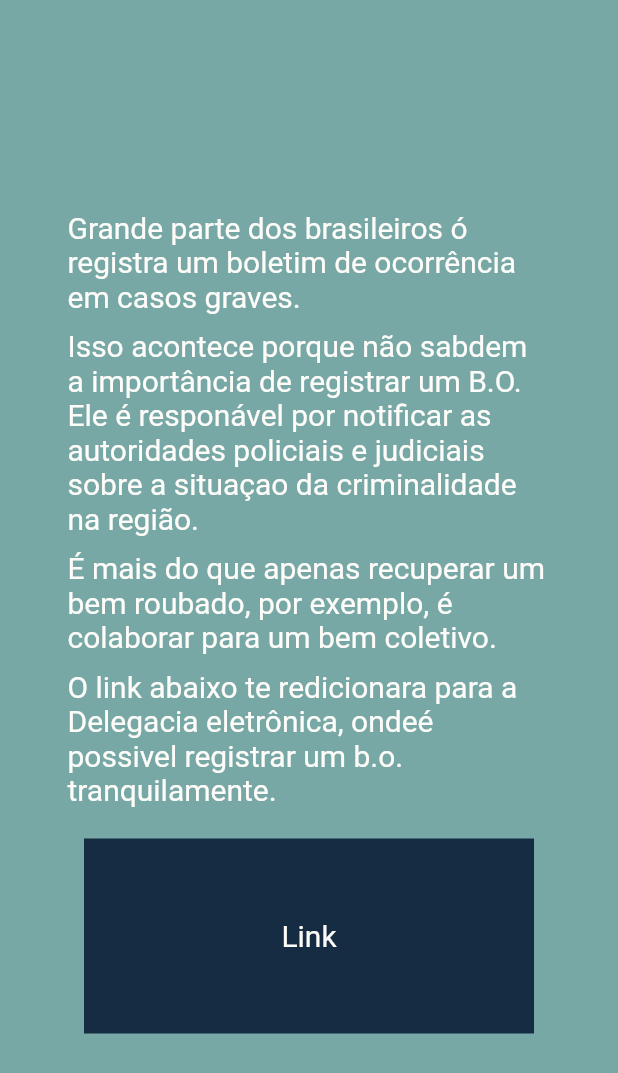
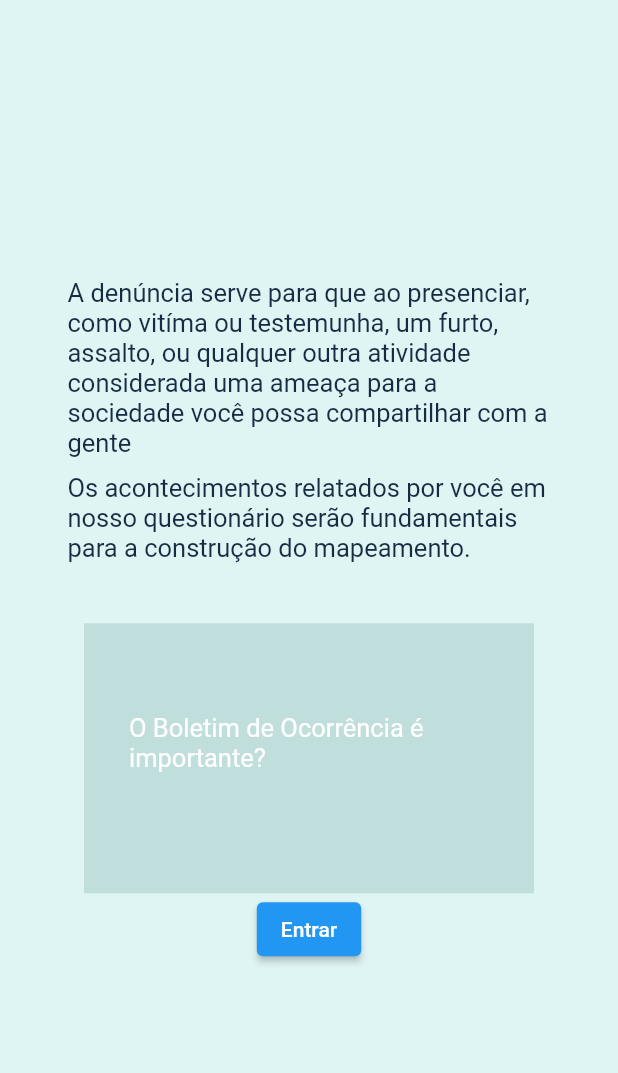
Before and after one commit to lavianii/Tcc-Front-End, a Flutter app: the screen it shows after launch, on a phone screen of 412 x 824 dp. Shown: the top 1073 px of the screen. Run offline on Flutter 3.47's test engine with Material 2 defaults, Android fonts, the phone set to English and light mode, and no system bars.

Commit message:
Tela Boletim de ocorrencia v2, Tela denuncia v1

```diff
--- /dev/null
+++ b/flutter_application/lib/components/TelaBoletimDeOcorrencia.dart
@@ -0,0 +1,56 @@
+import 'package:flutter/material.dart';
+import 'package:flutter_application/components/templates/Paragrafo.dart';
+import 'package:flutter_application/components/templates/Cards.dart';
+import 'package:flutter_application/components/templates/TextoCardsDeInfo.dart';
+
+class TelaBoletimDeOcorrencia extends StatelessWidget {
+  const TelaBoletimDeOcorrencia({
+    Key? key,
+  }) : super(key: key);
+
+  @override
+  Widget build(BuildContext context) {
+    return (Scaffold(
+      backgroundColor: const Color(0xffDFF5F4),
+      body: Padding(
+        padding: const EdgeInsets.fromLTRB(45, 15, 45, 0),
+        child: Column(
+          mainAxisAlignment: MainAxisAlignment.center,
+          children: const [
+            Paragrafo(
+              texto: 'Grande parte dos brasileiros só registra um boletim de ocorrência em casos graves.',
+              padding:  5),
+
+            Paragrafo(
+              texto: 'Isso acontece porque não sabem a importância de registrar um B.O. Ele é responável por notificar as autoridades policiais e judiciais sobre a situação da criminalidade na região.',
+              padding: 5),
+
+            Paragrafo(
+              texto: 'É mais do que apenas recuperar um bem roubado, por exemplo, é colaborar para um bem coletivo.',
+              padding: 5),
+
+            Paragrafo(
+              texto: 'O link abaixo te redicionara para a Delegacia eletrônica, onde é possivel registrar um b.o. tranquilamente.',
+              padding: 5),
+
+            Cards(
+              width: 300,
+              height: 180,
+              color: 0xff77A8A6,
+              opacity: 0.30,
+              marginLeft: 0,
+              marginBottom: 0,
+              marginRight: 0,
+              marginTop: 35,
+              paddingLeft: 30,
+              paddingTop: 60,
+              paddingRight: 30,
+              paddingBottom:60 ,
+              child: TextoCardsDeInfo(texto: 'Link')
+            )
+          ],
+        ),
+      ),
+    ));
+  }
+}
--- /dev/null
+++ b/flutter_application/lib/components/TelaDenuncia.dart
@@ -0,0 +1,51 @@
+
+import 'package:flutter/material.dart';
+import 'package:flutter_application/components/templates/Paragrafo.dart';
+import 'package:flutter_application/components/templates/Cards.dart';
+import 'package:flutter_application/components/templates/TextoCardsDeInfo.dart';
+import 'templates/EntrarBotao.dart';
+
+class TelaDenuncia extends StatelessWidget {
+  const TelaDenuncia({
+    Key? key,
+  }) : super(key: key);
+
+  @override
+  Widget build(BuildContext context) {
+    return (Scaffold(
+      backgroundColor: const Color(0xffDFF5F4),
+      body: Padding(
+        padding: const EdgeInsets.fromLTRB(45, 0, 45, 0),
+        child: Column(
+          mainAxisAlignment: MainAxisAlignment.center,
+          children: const [
+            Paragrafo(
+              texto: 'A denúncia serve para que ao presenciar, como vitíma ou testemunha, um furto, assalto, ou qualquer outra atividade considerada uma ameaça para a sociedade você possa compartilhar com a gente',
+              padding:  5),
+
+            Paragrafo(
+              texto: 'Os acontecimentos relatados por você em nosso questionário serão fundamentais para a construção do mapeamento.',
+              padding: 5),
+
+            Cards(
+              width: 300,
+              height: 180,
+              color: 0xff77A8A6,
+              opacity: 0.30,
+              marginLeft: 0,
+              marginBottom: 0,
+              marginRight: 0,
+              marginTop: 35,
+              paddingLeft: 30,
+              paddingTop: 60,
+              paddingRight: 30,
+              paddingBottom:60 ,
+              child: TextoCardsDeInfo(texto: 'O Boletim de Ocorrência é importante?'),
+              ),
+              EntrarBotao()
+          ],
+        ),
+      ),
+    ));
+  }
+}
--- a/flutter_application/lib/components/templates/Cards.dart
+++ b/flutter_application/lib/components/templates/Cards.dart
@@ -9,15 +9,18 @@ class Cards extends StatelessWidget {
    final double marginTop;
    final double marginRight;
    final double marginBottom;
+   final double paddingLeft;
+   final double paddingTop;
+   final double paddingRight;
+   final double paddingBottom;
    final Widget child;
-   final double alignmentX;
-   final double alignmentY;
-
+   final double opacity;
 
   const Cards({Key? key, required this.width, required this.height,required this.color,
             required this.marginLeft, required this.marginTop,required this.marginRight,
-              required this.marginBottom,required this.child,required this.alignmentX, required this.alignmentY}) : super(key: key);
-
+              required this.marginBottom,required this.paddingLeft,required this.paddingTop,
+              required this.paddingRight, required this.paddingBottom,required this.child,
+              required this.opacity,}) : super(key: key);
 
   @override
   Widget build(BuildContext context) {
@@ -25,9 +28,9 @@ class Cards extends StatelessWidget {
         Container(
           width: width,
           height: height,
-          color: Color(color),
+          color: Color(color).withOpacity(opacity),
           margin: EdgeInsets.fromLTRB(marginLeft, marginTop, marginRight, marginBottom),
-          alignment: Alignment(alignmentX,alignmentY),
+          padding: EdgeInsets.fromLTRB(paddingLeft,paddingTop,paddingRight,paddingBottom),
           child: child,
       )
     );
--- a/flutter_application/lib/components/templates/Paragrafo.dart
+++ b/flutter_application/lib/components/templates/Paragrafo.dart
@@ -4,8 +4,8 @@ class Paragrafo extends StatelessWidget {
 
    final String texto;
    final double padding;
+
   const Paragrafo({Key? key, required this.texto, required this.padding}) : super(key: key);
-
 
   @override
   Widget build(BuildContext context) {
@@ -15,8 +15,8 @@ class Paragrafo extends StatelessWidget {
               child: Text(
                   texto,
                   style: const TextStyle(
-                    color: Color(0xfffdfcf9),
-                    fontSize:  20,
+                    color: Color(0xff152C42),
+                    fontSize:  17,
                   )
                 ),
             )
--- /dev/null
+++ b/flutter_application/lib/components/templates/TextoCardsDeInfo.dart
@@ -0,0 +1,22 @@
+import 'package:flutter/material.dart';
+
+
+
+class TextoCardsDeInfo extends StatelessWidget {
+
+  final String texto;
+  const TextoCardsDeInfo({Key? key, required this.texto}) : super(key: key);
+
+  @override
+  Widget build(BuildContext context) {
+    return (Text(
+            texto,
+            style: const  TextStyle(
+                color: Color(0xffffffff),
+                fontSize:  17,
+        )
+      )
+    );
+
+  }
+}
--- a/flutter_application/lib/components/textoBoletim.dart
+++ /dev/null
@@ -1,55 +0,0 @@
-import 'package:flutter/material.dart';
-import 'package:flutter_application/components/templates/Paragrafo.dart';
-import 'package:flutter_application/components/templates/Cards.dart';
-
-class TextoBoletim extends StatelessWidget {
-  const TextoBoletim({
-    Key? key,
-  }) : super(key: key);
-
-  @override
-  Widget build(BuildContext context) {
-    return (Scaffold(
-      backgroundColor: const Color.fromRGBO(119, 168, 166, 1.0),
-      body: Padding(
-        padding: const EdgeInsets.symmetric(horizontal: 45, vertical: 100),
-        child: Column(
-          mainAxisAlignment: MainAxisAlignment.center,
-          children: const [
-            Paragrafo(
-              texto: 'Grande parte dos brasileiros ó registra um boletim de ocorrência em casos graves.',
-              padding:  5),
-
-            Paragrafo(
-              texto: 'Isso acontece porque não sabdem a importância de registrar um B.O. Ele é responável por notificar as autoridades policiais e judiciais sobre a situaçao da criminalidade na região.',
-              padding: 5),
-
-            Paragrafo(
-              texto: 'É mais do que apenas recuperar um bem roubado, por exemplo, é colaborar para um bem coletivo.',
-              padding: 5),
-
-            Paragrafo(
-              texto: 'O link abaixo te redicionara para a Delegacia eletrônica, ondeé possivel registrar um b.o. tranquilamente.',
-              padding: 5),
-
-            Cards(
-              width: 300,
-              height: 130,
-              color: 0xff152C42,
-              marginLeft: 0,
-              marginBottom: 0,
-              marginRight: 0,
-              marginTop: 16,
-              alignmentX: 0,
-              alignmentY: 0,
-              child: Paragrafo(
-                texto: 'Link',
-                padding:0
-              ),
-            )
-          ],
-        ),
-      ),
-    ));
-  }
-}
--- a/flutter_application/lib/main.dart
+++ b/flutter_application/lib/main.dart
@@ -1,7 +1,7 @@
 import 'package:flutter/material.dart';
-import 'package:flutter_application/components/TextoBoletim.dart';
+import 'package:flutter_application/components/TelaBoletimDeOcorrencia.dart';
 import 'package:flutter_application/components/Login.dart';
-
+import 'components/TelaDenuncia.dart';
 
 void main() {
   runApp(
@@ -11,25 +11,21 @@ void main() {
     ),
   );
 }
-
 class MyApp extends StatefulWidget {
   const MyApp({Key? key}) : super(key: key);
 
   @override
   State<MyApp> createState() => _MyAppState();
 }
-
 class _MyAppState extends State<MyApp> {
   @override
   Widget build(BuildContext context) {
 
     return Container(
       //testando
-      child: TextoBoletim(),
+      child: TelaDenuncia(),
 
     );
 
-
-
   }
 }
```
Also changed, not shown: 1 other file.
